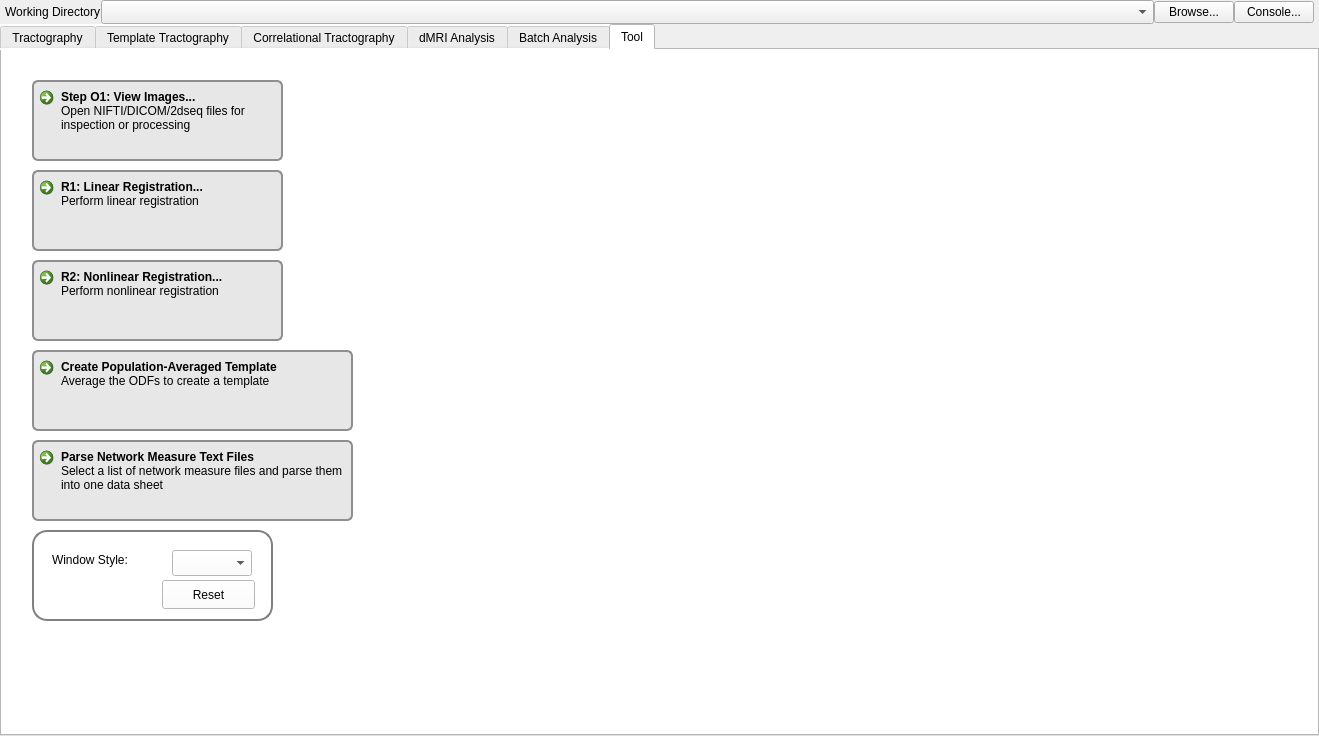
This is mainwindow.ui in frankyeh/DSI-Studio as Qt 5 draws it before an edit. The edited form follows.
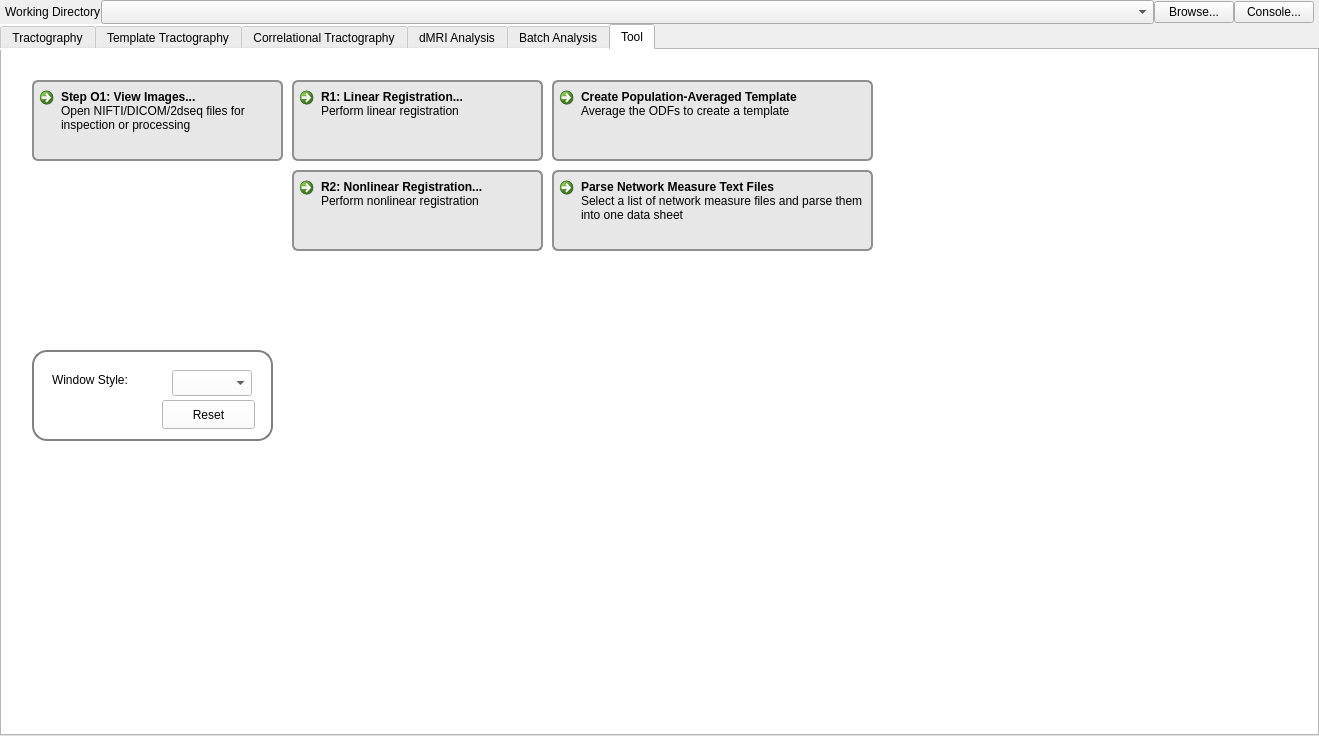
This is the edited form. The open tabs and pages were chosen to show the change. Icons and pictures are not drawn.

Commit message: adjust main size

Patch:
```diff
--- a/mainwindow.ui
+++ b/mainwindow.ui
@@ -2008,8 +2008,8 @@
        <widget class="QCommandLinkButton" name="nonlinear_reg">
         <property name="geometry">
          <rect>
-          <x>30</x>
-          <y>210</y>
+          <x>290</x>
+          <y>120</y>
           <width>251</width>
           <height>81</height>
          </rect>
@@ -2030,8 +2030,8 @@
        <widget class="QCommandLinkButton" name="linear_reg">
         <property name="geometry">
          <rect>
-          <x>30</x>
-          <y>120</y>
+          <x>290</x>
+          <y>30</y>
           <width>251</width>
           <height>81</height>
          </rect>
@@ -2052,8 +2052,8 @@
        <widget class="QCommandLinkButton" name="parse_network_measures">
         <property name="geometry">
          <rect>
-          <x>30</x>
-          <y>390</y>
+          <x>550</x>
+          <y>120</y>
           <width>321</width>
           <height>81</height>
          </rect>
@@ -2074,8 +2074,8 @@
        <widget class="QCommandLinkButton" name="averagefib">
         <property name="geometry">
          <rect>
-          <x>30</x>
-          <y>300</y>
+          <x>550</x>
+          <y>30</y>
           <width>321</width>
           <height>81</height>
          </rect>
@@ -2097,7 +2097,7 @@
         <property name="geometry">
          <rect>
           <x>170</x>
-          <y>500</y>
+          <y>320</y>
           <width>80</width>
           <height>26</height>
          </rect>
@@ -2107,7 +2107,7 @@
         <property name="geometry">
          <rect>
           <x>50</x>
-          <y>500</y>
+          <y>320</y>
           <width>101</width>
           <height>20</height>
          </rect>
@@ -2126,7 +2126,7 @@
         <property name="geometry">
          <rect>
           <x>160</x>
-          <y>530</y>
+          <y>350</y>
           <width>93</width>
           <height>29</height>
          </rect>
@@ -2139,7 +2139,7 @@
         <property name="geometry">
          <rect>
           <x>30</x>
-          <y>480</y>
+          <y>300</y>
           <width>241</width>
           <height>91</height>
          </rect>
```
Left out of the diff: 2 changed lines with no effect on the pictures. The commit also changes 2 other files.
